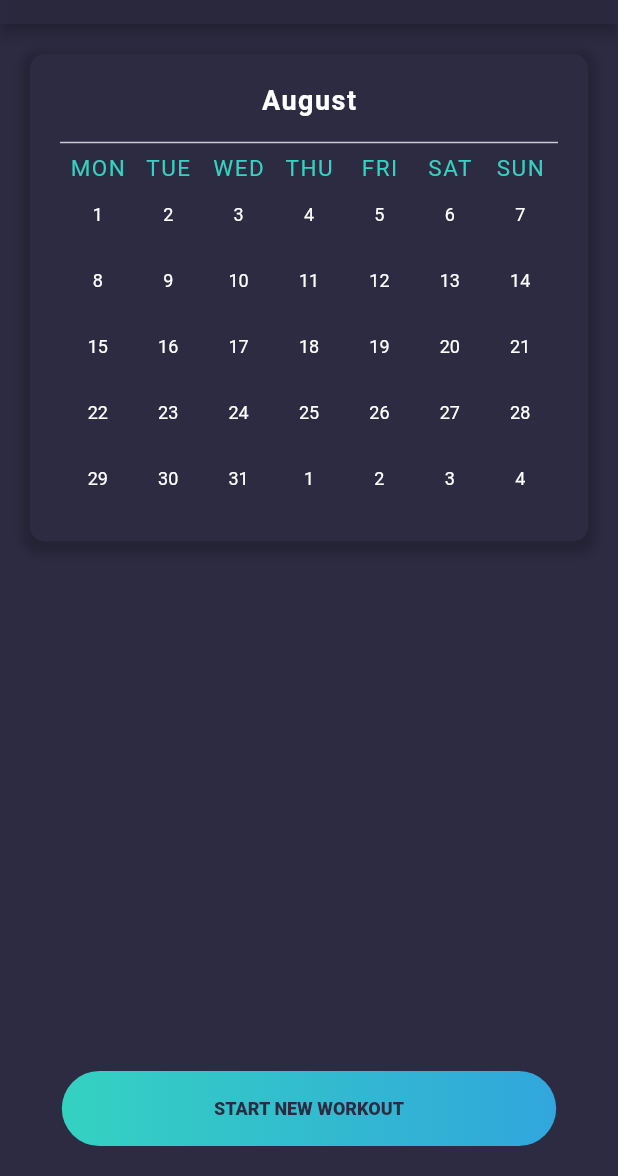
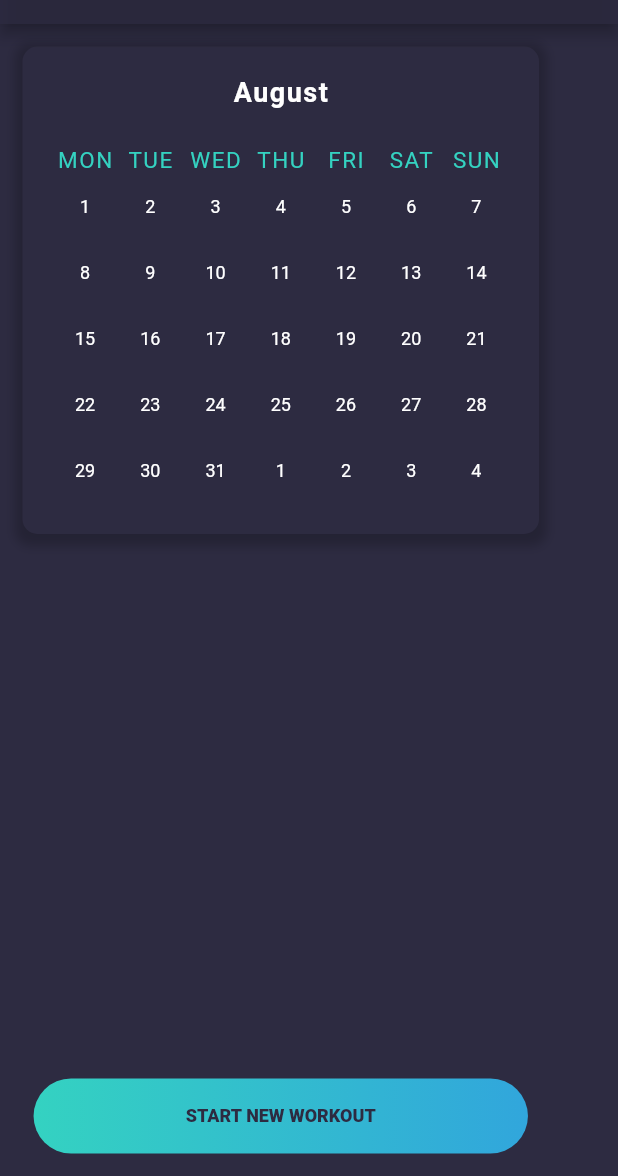
Before and after one commit to EXERLOG/exer_log, a Flutter app: the CalendarPage screen opened directly, on a phone screen of 412 x 824 dp, the part 60-1236 px from its top. Run offline on Flutter 3.47's test engine with Material 2 defaults, Android fonts, the phone set to English and light mode, and no system bars; our stand-ins replace cloud_firestore, connectivity, firebase_auth, firebase_core, flutter_riverpod, flutter_slidable and 3 more; accounts and stored records are empty; Roboto replaces fonts that are missing (Avenir).

Commit message:
chore: requested changes made

```diff
--- a/lib/UI/calendar/view/calendar_page.dart
+++ b/lib/UI/calendar/view/calendar_page.dart
@@ -45,7 +45,7 @@ class _CalendarPageState extends ConsumerState<CalendarPage> {
             ],
           ),
           body: Padding(
-            padding: EdgeInsets.all(20),
+            padding: EdgeInsets.all(15),
             child: Column(
               mainAxisAlignment: MainAxisAlignment.spaceBetween,
               children: [
@@ -56,9 +56,7 @@ class _CalendarPageState extends ConsumerState<CalendarPage> {
                     style: buttonTextSmall,
                   ),
                   width: context.width * .8,
-                  onPressed: () {
-                    _navigateToWorkoutScreen();
-                  },
+                  onPressed: _navigateToWorkoutScreen,
                 )
               ],
             ),
--- a/lib/UI/calendar/widgets/calendar_widget.dart
+++ b/lib/UI/calendar/widgets/calendar_widget.dart
@@ -1,5 +1,6 @@
 import 'package:exerlog/UI/calendar/widgets/date_widget.dart';
 import 'package:exerlog/UI/global.dart';
+import 'package:exerlog/src/core/theme/app_theme.dart';
 import 'package:exerlog/src/widgets/theme/theme_provider.dart';
 import 'package:flutter/material.dart';
 
@@ -21,48 +22,53 @@ class CalendarWidget extends StatelessWidget {
 
   @override
   Widget build(BuildContext context) {
-    return ThemeProvider(builder: (context, theme) {
+    return FittedBox(
+      child: ThemeProvider(
+        builder: (context, theme) {
+          ColorTheme colorTheme = theme.colorTheme;
           return Container(
             padding: EdgeInsets.all(20),
             decoration: BoxDecoration(
               borderRadius: BorderRadius.circular(10),
               boxShadow: [
                 BoxShadow(
-              color: Color.fromRGBO(0, 0, 0, 0.2),
+                  color: colorTheme.shadow,
                   offset: Offset(0, 3),
                   blurRadius: 5,
                   spreadRadius: 5,
                 ),
               ],
-          color: theme.colorTheme.backgroundColorVariation,
+              color: colorTheme.backgroundColorVariation,
             ),
             child: Column(
               children: [
                 Padding(
                   padding: const EdgeInsets.only(bottom: 10.0),
                   child: Text(
-                _getCurrentMonth(),
+                    _getCurrentMonth,
                     style: mediumTitleStyleWhite,
                   ),
                 ),
                 Divider(
-              color: Colors.white.withOpacity(0.75),
+                  color: colorTheme.white.withOpacity(0.75),
                   thickness: 1,
                 ),
                 Row(
                   mainAxisAlignment: MainAxisAlignment.spaceEvenly,
-              children: _getDates(),
+                  children: _getDateColumns(),
                 )
               ],
             ),
           );
-    });
+        },
+      ),
+    );
   }
 
-  String _getCurrentMonth() => monthNames[DateTime.now().month - 1];
+  String get _getCurrentMonth => monthNames[DateTime.now().month - 1];
 }
 
-List<Widget> _getDates() {
+List<Widget> _getDateColumns() {
   List weekdayNames = [
     'MON',
     'TUE',
@@ -77,8 +83,9 @@ List<Widget> _getDates() {
   int month = DateTime.now().month;
   int year = DateTime.now().year;
   DateTime now = DateTime.now();
+  const int daysInAWeek = 7;
 
-  List weekList = [[], [], [], [], [], [], []];
+  List<List<DateTime>> weekList = List.generate(daysInAWeek, (index) => []);
 
   /// Month could span 4-6 weeks which is 4-6 columns
   /// which day of the week does the first fall on
@@ -91,8 +98,9 @@ List<Widget> _getDates() {
   /// Calculate how many days and weeks should be shown in the calendar
   DateTime previousMonth = first.subtract(Duration(days: first.weekday));
 
-  int daysToShow = last.day + (first.weekday - 1) + (7 - last.weekday);
-  double weeks = daysToShow / 7;
+  int daysToShow =
+      last.day + (first.weekday - 1) + (daysInAWeek - last.weekday);
+  double weeks = daysToShow / daysInAWeek;
   if (weeks is! int) {
     /// If the weeks is not an int then we need to add an extra week
     weeks = weeks.toInt() + 1;
@@ -101,7 +109,7 @@ List<Widget> _getDates() {
   int currentDay = 0;
   int j = 0;
   while (currentDay != daysToShow) {
-    if (j == 7) {
+    if (j == daysInAWeek) {
       j = 0;
     }
 
@@ -111,7 +119,7 @@ List<Widget> _getDates() {
     currentDay++;
   }
 
-  for (int i = 0; i < 7; i++) {
+  for (int i = 0; i < daysInAWeek; i++) {
     List<Widget> _dates = [];
 
     /// Add all weekdays name
--- a/lib/UI/calendar/widgets/date_widget.dart
+++ b/lib/UI/calendar/widgets/date_widget.dart
@@ -3,6 +3,8 @@ import 'package:exerlog/Bloc/workout_bloc.dart';
 import 'package:exerlog/Models/workout.dart';
 import 'package:exerlog/UI/global.dart';
 import 'package:exerlog/UI/prev_workout/prev_workout_page.dart';
+import 'package:exerlog/src/core/theme/app_theme.dart';
+import 'package:exerlog/src/widgets/theme/theme_provider.dart';
 import 'package:flutter/material.dart';
 
 class DateWidget extends StatelessWidget {
@@ -35,38 +37,35 @@ class DateWidget extends StatelessWidget {
     return StreamBuilder<QuerySnapshot<Map<String, dynamic>>>(
       stream: getWorkoutOnDate(after, before),
       builder: (context, snapshot) {
-        if (snapshot.hasError) {
+        if (!snapshot.hasData) {
           return _buildDayContainer();
-        } else if (snapshot.hasData) {
+        }
         Workout? workout;
         try {
           workout = Workout.fromJsonQuerySnapshot(snapshot.data!);
         } catch (_) {
-            /// This results in bad state, due to parsing error
+          /// FIXME: This results in bad state, due to parsing error
           // Log.error(e.toString(), stackTrace: stackTrace);
         }
         return GestureDetector(
-            onTap: () {
-              if (workout != null)
-                _navigateToPreviousWorkoutScreen(
+          onTap: () => _navigateToPreviousWorkoutScreen(
             context,
             workout,
-                );
-            },
+          ),
           child: _buildDayContainer(hasWorkout: workout != null),
         );
-        } else {
-          return _buildDayContainer();
-        }
       },
     );
   }
 
-  Container _buildDayContainer({bool hasWorkout = false}) {
+  Widget _buildDayContainer({bool hasWorkout = false}) {
+    return ThemeProvider(
+      builder: (context, theme) {
         return Container(
           margin: EdgeInsets.all(5),
           padding: EdgeInsets.all(10),
-      decoration: hasWorkout ? _hasWorkoutDecoration() : null,
+          decoration:
+              hasWorkout ? _hasWorkoutDecoration(theme.colorTheme) : null,
           child: Center(
             child: Text(
               date.day.toString(),
@@ -75,21 +74,24 @@ class DateWidget extends StatelessWidget {
             ),
           ),
         );
+      },
+    );
   }
 
-  BoxDecoration _hasWorkoutDecoration() {
+  BoxDecoration _hasWorkoutDecoration(ColorTheme color) {
     return BoxDecoration(
       gradient: LinearGradient(
         colors: <Color>[
-          Color(0xFF34D1C2),
-          Color(0xFF31A6DC),
+          color.primaryColor,
+          color.secondaryColor,
         ],
       ),
       borderRadius: BorderRadius.circular(5),
     );
   }
 
-  void _navigateToPreviousWorkoutScreen(context, Workout workout) {
+  void _navigateToPreviousWorkoutScreen(context, Workout? workout) {
+    if (workout != null)
       Navigator.of(context).push(
         MaterialPageRoute(
           builder: (context) => PrevWorkoutPage(workout),
--- a/lib/src/core/base/extensions/context_extension.dart
+++ b/lib/src/core/base/extensions/context_extension.dart
@@ -8,6 +8,7 @@ extension ContextExtension on BuildContext {
   double get width => MediaQuery.of(this).size.width;
 
   /// Snack bar
+  /// TODO: Handle action button and theme
   ScaffoldFeatureController showSnackBar(String text) =>
       ScaffoldMessenger.of(this).showSnackBar(
         SnackBar(content: Text(text)),
--- a/lib/src/dependency.dart
+++ b/lib/src/dependency.dart
@@ -12,20 +12,13 @@ abstract class Dependency {
       _onConnectivityChangedStreamProvider;
 }
 
-final _firebaseAuthProvider = Provider<FirebaseAuth>((ref) {
-  return FirebaseAuth.instance;
-});
+final _firebaseAuthProvider =
+    Provider<FirebaseAuth>((ref) => FirebaseAuth.instance);
 
-final _googleSignInProvider = Provider<GoogleSignIn?>((ref) {
-  return GoogleSignIn();
-});
+final _googleSignInProvider = Provider<GoogleSignIn?>((ref) => GoogleSignIn());
 
 /// Connectivity
-final _connectivityProvider = Provider<Connectivity>((ref) {
-  return Connectivity();
-});
+final _connectivityProvider = Provider<Connectivity>((ref) => Connectivity());
 
-final _onConnectivityChangedStreamProvider =
-    StreamProvider<ConnectivityResult>((ref) {
-  return ref.read(_connectivityProvider).onConnectivityChanged;
-});
+final _onConnectivityChangedStreamProvider = StreamProvider<ConnectivityResult>(
+    (ref) => ref.read(_connectivityProvider).onConnectivityChanged);
```
Lines whose indentation alone changed are shown as unchanged.
